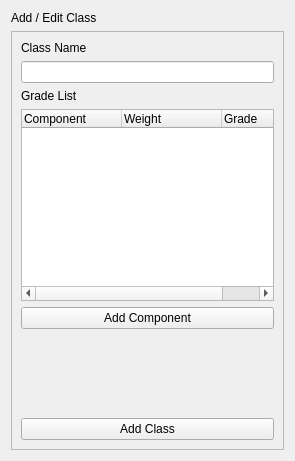
This is app/grades/edit/edit.ui in ZoomTen/theGrades as Qt 5 draws it before an edit. The edited form follows.
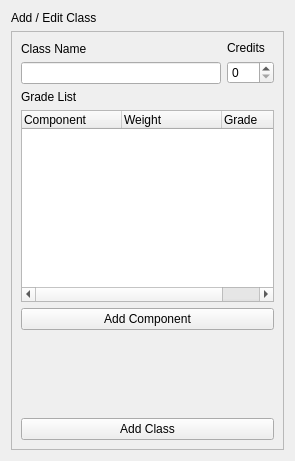
This is the edited form. Custom widgets are drawn as their Qt base class.

```diff
--- a/app/grades/edit/edit.ui
+++ b/app/grades/edit/edit.ui
@@ -37,15 +37,83 @@
       </property>
       <layout class="QVBoxLayout" name="verticalLayout_3">
        <item>
-        <widget class="QLabel" name="label_2">
-         <property name="text">
-          <string>Class Name</string>
-         </property>
+        <widget class="QWidget" name="widget" native="true">
+         <layout class="QHBoxLayout" name="horizontalLayout">
+          <property name="leftMargin">
+           <number>0</number>
+          </property>
+          <property name="topMargin">
+           <number>0</number>
+          </property>
+          <property name="rightMargin">
+           <number>0</number>
+          </property>
+          <property name="bottomMargin">
+           <number>0</number>
+          </property>
+          <item>
+           <widget class="QWidget" name="widget_2" native="true">
+            <layout class="QVBoxLayout" name="verticalLayout_4">
+             <property name="leftMargin">
+              <number>0</number>
+             </property>
+             <property name="topMargin">
+              <number>0</number>
+             </property>
+             <property name="rightMargin">
+              <number>0</number>
+             </property>
+             <property name="bottomMargin">
+              <number>0</number>
+             </property>
+             <item>
+              <widget class="QLabel" name="label_2">
+               <property name="text">
+                <string>Class Name</string>
+               </property>
+              </widget>
+             </item>
+             <item>
+              <widget class="QLineEdit" name="className"/>
+             </item>
+            </layout>
+           </widget>
+          </item>
+          <item>
+           <widget class="QWidget" name="widget_3" native="true">
+            <layout class="QVBoxLayout" name="verticalLayout_5">
+             <property name="leftMargin">
+              <number>0</number>
+             </property>
+             <property name="topMargin">
+              <number>0</number>
+             </property>
+             <property name="rightMargin">
+              <number>0</number>
+             </property>
+             <property name="bottomMargin">
+              <number>0</number>
+             </property>
+             <item>
+              <widget class="QLabel" name="label">
+               <property name="text">
+                <string>Credits</string>
+               </property>
+              </widget>
+             </item>
+             <item>
+              <widget class="QSpinBox" name="creditsAmount">
+               <property name="maximum">
+                <number>999</number>
+               </property>
+              </widget>
+             </item>
+            </layout>
+           </widget>
+          </item>
+         </layout>
         </widget>
        </item>
-       <item>
-        <widget class="QLineEdit" name="lineEdit"/>
-       </item>
        <item>
         <widget class="QLabel" name="label_3">
          <property name="text">
```
Left out of the diff: 10 changed lines with no effect on the pictures.
